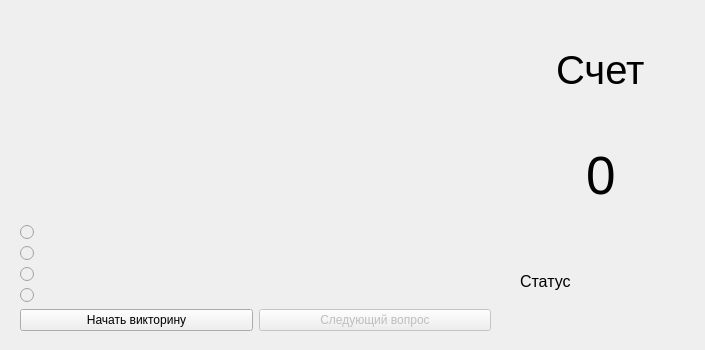
Before: the Qt Designer form resources/mainwindow.ui in DKuzn/EasyQuizze, drawn with Qt 5.
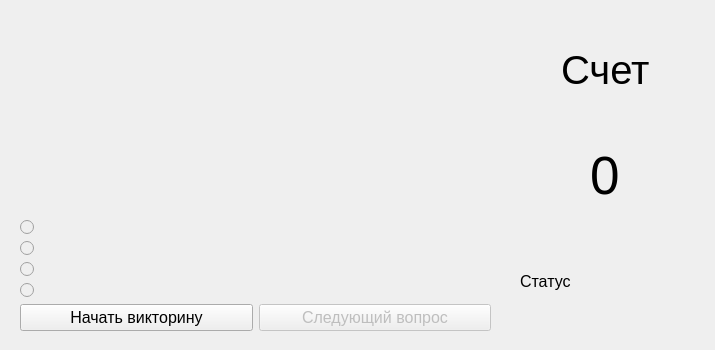
After: the same form once the commit is applied.

Commit message: update user interface

Patch:
```diff
--- a/resources/mainwindow.ui
+++ b/resources/mainwindow.ui
@@ -6,19 +6,19 @@
    <rect>
     <x>0</x>
     <y>0</y>
-    <width>705</width>
+    <width>715</width>
     <height>350</height>
    </rect>
   </property>
   <property name="minimumSize">
    <size>
-    <width>705</width>
+    <width>715</width>
     <height>350</height>
    </size>
   </property>
   <property name="maximumSize">
    <size>
-    <width>705</width>
+    <width>715</width>
     <height>350</height>
    </size>
   </property>
@@ -38,6 +38,11 @@
     <layout class="QGridLayout" name="gridLayout">
      <item row="6" column="0">
       <widget class="QPushButton" name="startButton">
+       <property name="font">
+        <font>
+         <pointsize>12</pointsize>
+        </font>
+       </property>
        <property name="text">
         <string>Начать викторину</string>
        </property>
@@ -93,6 +98,11 @@
        <property name="enabled">
         <bool>false</bool>
        </property>
+       <property name="font">
+        <font>
+         <pointsize>12</pointsize>
+        </font>
+       </property>
        <property name="text">
         <string>Следующий вопрос</string>
        </property>
@@ -135,7 +145,7 @@
      <rect>
       <x>520</x>
       <y>20</y>
-      <width>162</width>
+      <width>171</width>
       <height>311</height>
      </rect>
     </property>
```
Left out of the diff: 16 changed lines with no effect on the pictures. The commit also changes 1 other file.
